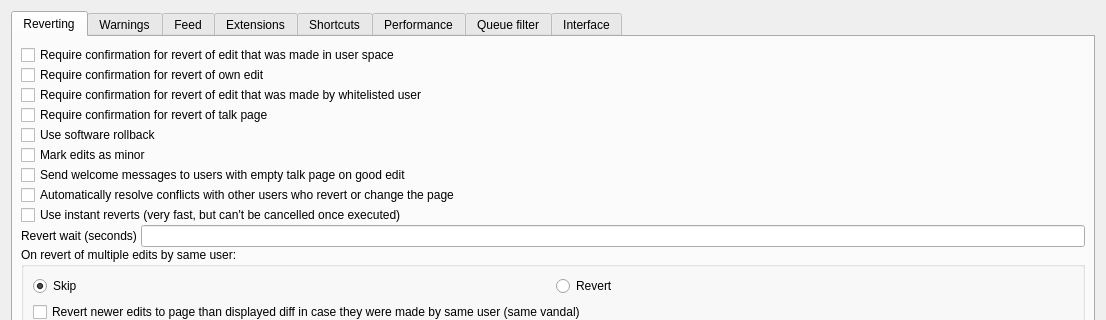
huggle/huggle3-qt-lx, file huggle/preferences.ui: the form before one commit; both pictures show x 0 to 1106 and y 0 to 320 of the 1106 by 718 pixel window.
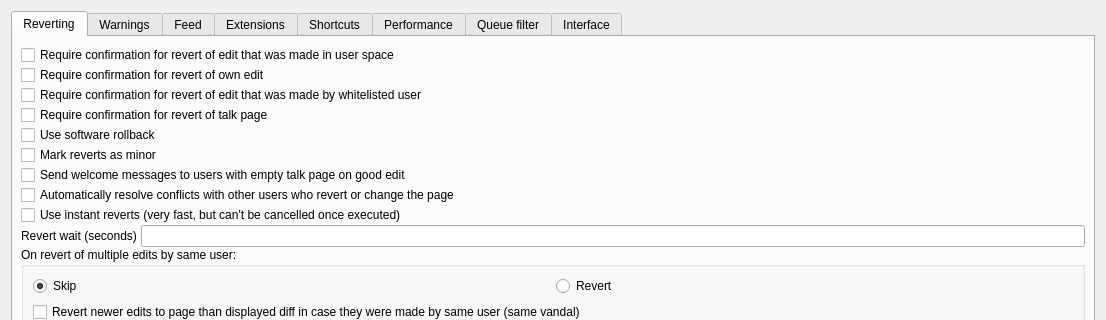
The form after the commit. Icons and pictures are not drawn.

```diff
--- a/huggle/preferences.ui
+++ b/huggle/preferences.ui
@@ -104,7 +104,7 @@
          <item>
           <widget class="QCheckBox" name="checkBox_markMinor">
            <property name="text">
-            <string>Mark edits as minor</string>
+            <string>Mark reverts as minor</string>
            </property>
           </widget>
          </item>
```
